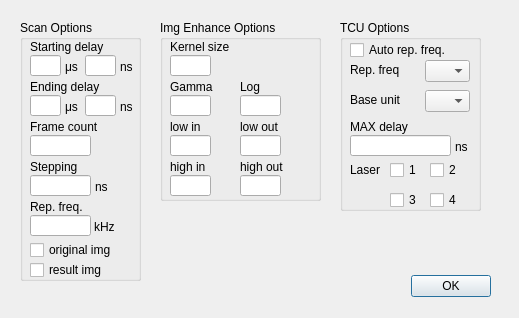
First picture: the form in settings.ui, repository yilp7/img_proc_demo, before the edit.
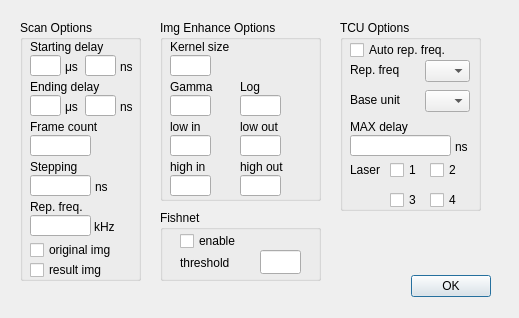
Second picture: the form after the edit.

Commit message: fishnet recognization enable/disable checkbox & threshold input box

What changed in the file:
```diff
--- a/settings.ui
+++ b/settings.ui
@@ -640,6 +640,55 @@
     </property>
    </widget>
   </widget>
+  <widget class="QGroupBox" name="FISHNET_GRP">
+   <property name="geometry">
+    <rect>
+     <x>160</x>
+     <y>210</y>
+     <width>161</width>
+     <height>71</height>
+    </rect>
+   </property>
+   <property name="title">
+    <string>Fishnet</string>
+   </property>
+   <widget class="QLineEdit" name="FISHNET_THRESH_EDIT">
+    <property name="geometry">
+     <rect>
+      <x>100</x>
+      <y>40</y>
+      <width>41</width>
+      <height>24</height>
+     </rect>
+    </property>
+   </widget>
+   <widget class="QCheckBox" name="FISHNET_RECOG">
+    <property name="geometry">
+     <rect>
+      <x>20</x>
+      <y>20</y>
+      <width>78</width>
+      <height>22</height>
+     </rect>
+    </property>
+    <property name="text">
+     <string>enable</string>
+    </property>
+   </widget>
+   <widget class="QLabel" name="FISHNET_THRESH">
+    <property name="geometry">
+     <rect>
+      <x>20</x>
+      <y>45</y>
+      <width>71</width>
+      <height>16</height>
+     </rect>
+    </property>
+    <property name="text">
+     <string>threshold</string>
+    </property>
+   </widget>
+  </widget>
  </widget>
  <resources/>
  <connections>
```
The commit also changes 3 other files.
